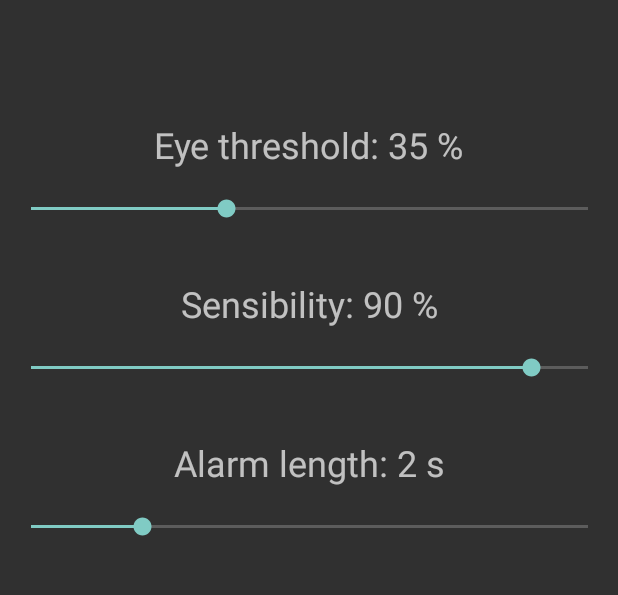
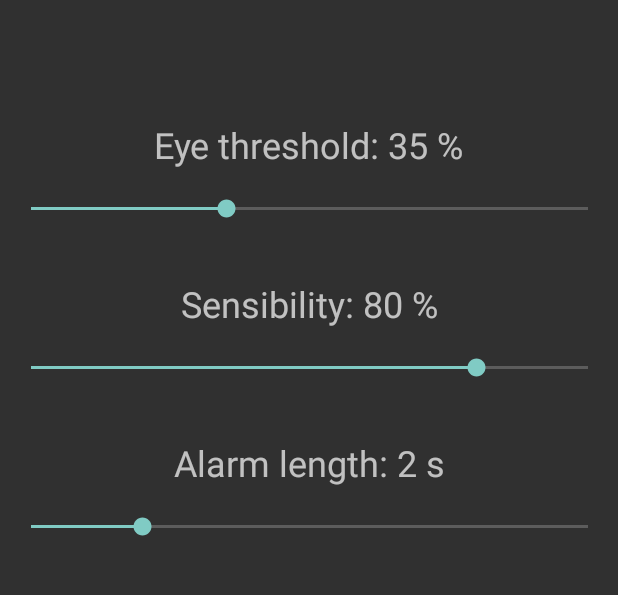
Before and after one commit to marciz1/Driver-assistance-system-Google-Vision, an Android app: the screen it shows after launch (SettingsActivity), on a phone screen of 412 x 824 dp, the part 88-683 px from its top. Run offline under Robolectric (Android 15) with nearby library versions, the phone set to English and light mode, and no system bars.

Commit message:
Fixed: sensibility

```diff
--- a/app/src/main/java/driver/assistance/SettingsActivity.java
+++ b/app/src/main/java/driver/assistance/SettingsActivity.java
@@ -30,7 +30,7 @@ public class SettingsActivity extends Activity {
 
         // init values
         threshold = 35;
-        sensibility = 45;
+        sensibility = 20;
         alarmLength = 2;
 
         spinner = (Spinner) findViewById(R.id.spinner);
@@ -60,7 +60,7 @@ public class SettingsActivity extends Activity {
             @Override
             public void onProgressChanged(SeekBar seekBar, int i, boolean b) {
                 sensibility = i;
-                textSensibility.setText("Sensibility: " + sensibility * 2 + " %");
+                textSensibility.setText("Sensibility: " + sensibility * 4 + " %");
             }
 
             @Override
--- a/app/src/main/res/layout/activity_setting.xml
+++ b/app/src/main/res/layout/activity_setting.xml
@@ -52,7 +52,7 @@
             android:layout_width="wrap_content"
             android:layout_height="wrap_content"
             android:layout_marginTop="30dp"
-            android:text="Sensibility: 90 %"
+            android:text="Sensibility: 80 %"
             android:textSize="24sp"
             app:layout_constraintEnd_toEndOf="parent"
             app:layout_constraintStart_toStartOf="parent"
@@ -64,8 +64,8 @@
             android:layout_width="403dp"
             android:layout_height="33dp"
             android:layout_marginTop="10dp"
-            android:max="50"
-            android:progress="45"
+            android:max="25"
+            android:progress="20"
             app:layout_constraintEnd_toEndOf="parent"
             app:layout_constraintStart_toStartOf="parent"
             app:layout_constraintTop_toBottomOf="@+id/textSensity" />
```
